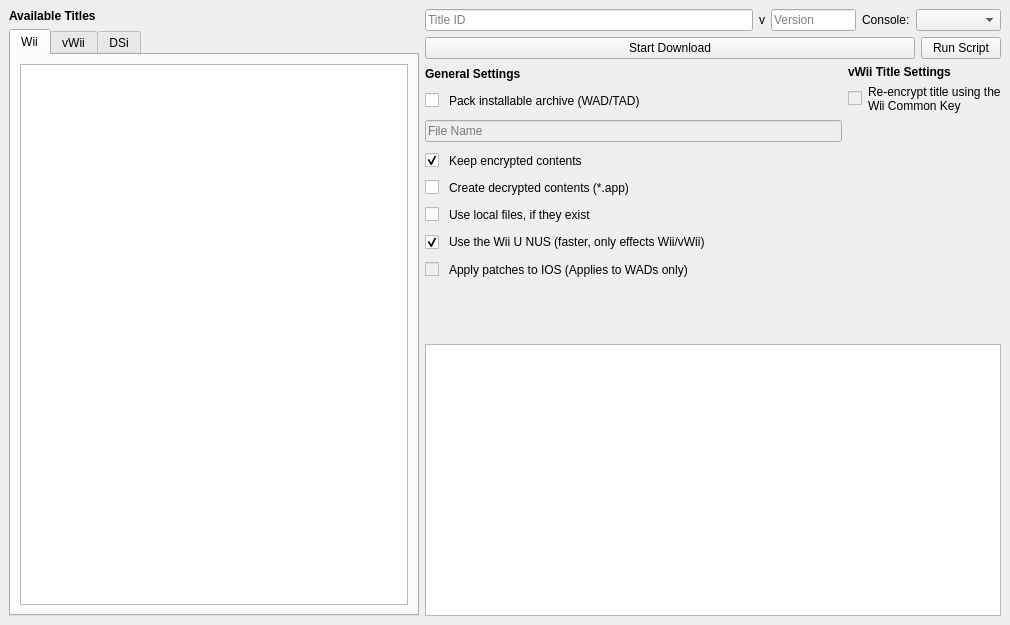
NinjaCheetah/NUSGet, file qt/ui/MainMenu.ui: the form before one commit.
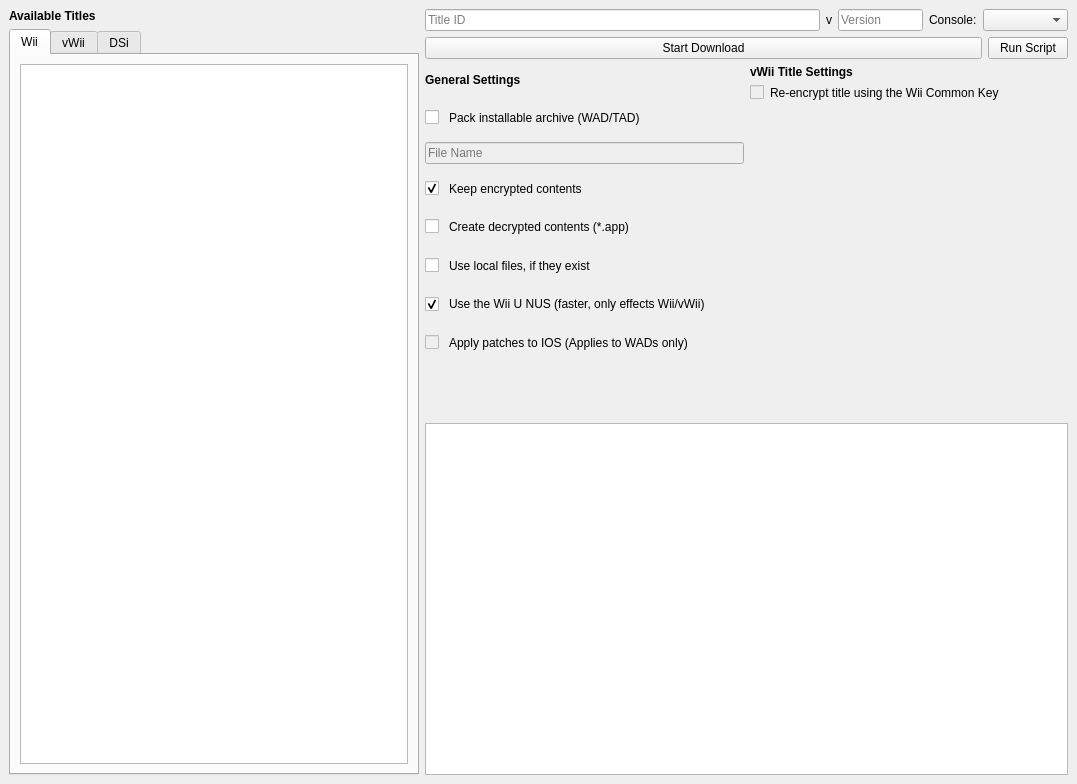
The form after the commit.

```diff
--- a/qt/ui/MainMenu.ui
+++ b/qt/ui/MainMenu.ui
@@ -6,21 +6,15 @@
    <rect>
     <x>0</x>
     <y>0</y>
-    <width>1010</width>
-    <height>625</height>
+    <width>1077</width>
+    <height>784</height>
    </rect>
   </property>
-  <property name="minimumSize">
-   <size>
-    <width>1010</width>
-    <height>625</height>
-   </size>
-  </property>
-  <property name="maximumSize">
-   <size>
-    <width>1010</width>
-    <height>625</height>
-   </size>
+  <property name="sizePolicy">
+   <sizepolicy hsizetype="Fixed" vsizetype="Fixed">
+    <horstretch>0</horstretch>
+    <verstretch>0</verstretch>
+   </sizepolicy>
   </property>
   <property name="windowTitle">
    <string>MainWindow</string>
@@ -468,7 +462,7 @@
              <enum>Qt::Orientation::Vertical</enum>
             </property>
             <property name="sizeType">
-             <enum>QSizePolicy::Policy::Ignored</enum>
+             <enum>QSizePolicy::Policy::Preferred</enum>
             </property>
             <property name="sizeHint" stdset="0">
              <size>
@@ -565,7 +559,7 @@
              <enum>Qt::Orientation::Horizontal</enum>
             </property>
             <property name="sizeType">
-             <enum>QSizePolicy::Policy::Preferred</enum>
+             <enum>QSizePolicy::Policy::MinimumExpanding</enum>
             </property>
             <property name="sizeHint" stdset="0">
              <size>
```
Left out of the diff: 4 changed lines with no effect on the pictures.
